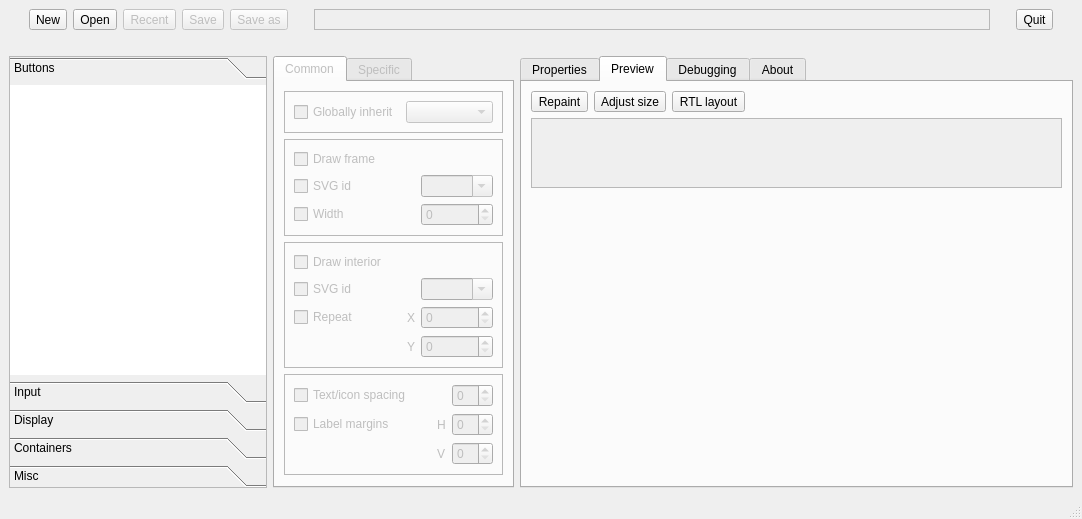
The window that experimental/themebuilder/ThemeBuilderUIBase.ui (DexterMagnific/QSvgStyle) describes before a commit, drawn with Qt 5.
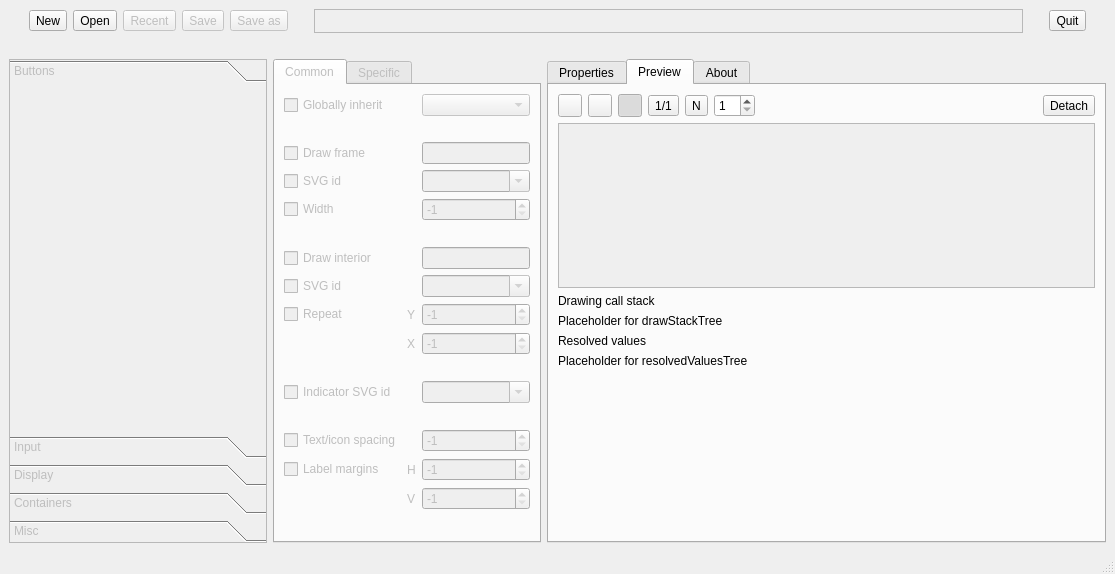
The same window after the commit. The open tabs and pages were chosen to show the change. Icons and pictures are not drawn.

Commit message: * More work on new ThemeBuilder app   - UI polishing and automation   - Preview for widgets

What changed in the file:
```diff
--- a/experimental/themebuilder/ThemeBuilderUIBase.ui
+++ b/experimental/themebuilder/ThemeBuilderUIBase.ui
@@ -6,8 +6,8 @@
    <rect>
     <x>0</x>
     <y>0</y>
-    <width>1082</width>
-    <height>505</height>
+    <width>1115</width>
+    <height>574</height>
    </rect>
   </property>
   <property name="windowTitle">
@@ -106,40 +106,33 @@
        <attribute name="title">
         <string>Preview</string>
        </attribute>
-       <layout class="QGridLayout" name="gridLayout_15">
+       <layout class="QGridLayout" name="previewLayout">
+        <item row="5" column="0">
+         <widget class="QLabel" name="placeholder2">
+          <property name="text">
+           <string>Placeholder for resolvedValuesTree</string>
+          </property>
+         </widget>
+        </item>
+        <item row="6" column="0">
+         <spacer name="verticalSpacer_3">
+          <property name="orientation">
+           <enum>Qt::Vertical</enum>
+          </property>
+          <property name="sizeHint" stdset="0">
+           <size>
+            <width>20</width>
+            <height>0</height>
+           </size>
+          </property>
+         </spacer>
+        </item>
         <item row="0" column="0">
-         <layout class="QGridLayout" name="gridLayout_3">
+         <layout class="QGridLayout" name="gridLayout_8">
           <item row="0" column="1">
-           <widget class="QToolButton" name="sizeAdjBtn">
-            <property name="text">
-             <string>Adjust size</string>
-            </property>
-            <property name="icon">
-             <iconset resource="ThemeBuilderUIBase.qrc">
-              <normaloff>:/icon/pixmaps/adjustsize.png</normaloff>:/icon/pixmaps/adjustsize.png</iconset>
-            </property>
-            <property name="toolButtonStyle">
-             <enum>Qt::ToolButtonTextBesideIcon</enum>
-            </property>
-           </widget>
-          </item>
-          <item row="0" column="3">
-           <spacer name="horizontalSpacer_8">
-            <property name="orientation">
-             <enum>Qt::Horizontal</enum>
-            </property>
-            <property name="sizeHint" stdset="0">
-             <size>
-              <width>0</width>
-              <height>20</height>
-             </size>
-            </property>
-           </spacer>
-          </item>
-          <item row="0" column="2">
            <widget class="QToolButton" name="rtlBtn">
-            <property name="text">
-             <string>RTL layout</string>
+            <property name="toolTip">
+             <string>Right to left layout</string>
             </property>
             <property name="icon">
              <iconset resource="ThemeBuilderUIBase.qrc">
@@ -153,117 +146,30 @@
             </property>
            </widget>
           </item>
+          <item row="0" column="8">
+           <spacer name="horizontalSpacer_12">
+            <property name="orientation">
+             <enum>Qt::Horizontal</enum>
+            </property>
+            <property name="sizeType">
+             <enum>QSizePolicy::MinimumExpanding</enum>
+            </property>
+            <property name="sizeHint" stdset="0">
+             <size>
+              <width>20</width>
+              <height>20</height>
+             </size>
+            </property>
+           </spacer>
+          </item>
           <item row="0" column="0">
            <widget class="QToolButton" name="repaintBtn">
-            <property name="text">
+            <property name="toolTip">
              <string>Repaint</string>
             </property>
             <property name="icon">
              <iconset resource="ThemeBuilderUIBase.qrc">
               <normaloff>:/icon/pixmaps/insertimage.png</normaloff>:/icon/pixmaps/insertimage.png</iconset>
-            </property>
-            <property name="toolButtonStyle">
-             <enum>Qt::ToolButtonTextBesideIcon</enum>
-            </property>
-           </widget>
-          </item>
-         </layout>
-        </item>
-        <item row="1" column="0">
-         <widget class="QSplitter" name="splitter_2">
-          <property name="enabled">
-           <bool>true</bool>
-          </property>
-          <property name="orientation">
-           <enum>Qt::Horizontal</enum>
-          </property>
-          <widget class="QScrollArea" name="previewArea">
-           <property name="widgetResizable">
-            <bool>true</bool>
-           </property>
-           <property name="alignment">
-            <set>Qt::AlignCenter</set>
-           </property>
-           <widget class="QWidget" name="scrollAreaWidgetContents">
-            <property name="geometry">
-             <rect>
-              <x>0</x>
-              <y>0</y>
-              <width>518</width>
-              <height>61</height>
-             </rect>
-            </property>
-           </widget>
-          </widget>
-         </widget>
-        </item>
-        <item row="2" column="0">
-         <spacer name="verticalSpacer">
-          <property name="orientation">
-           <enum>Qt::Vertical</enum>
-          </property>
-          <property name="sizeHint" stdset="0">
-           <size>
-            <width>20</width>
-            <height>0</height>
-           </size>
-          </property>
-         </spacer>
-        </item>
-       </layout>
-      </widget>
-      <widget class="QWidget" name="dbgTab">
-       <attribute name="icon">
-        <iconset resource="ThemeBuilderUIBase.qrc">
-         <normaloff>:/icon/pixmaps/debug.png</normaloff>:/icon/pixmaps/debug.png</iconset>
-       </attribute>
-       <attribute name="title">
-        <string>Debugging</string>
-       </attribute>
-       <layout class="QGridLayout" name="dbgLayout">
-        <item row="5" column="0">
-         <widget class="QLabel" name="placeholder2">
-          <property name="text">
-           <string>Placeholder</string>
-          </property>
-         </widget>
-        </item>
-        <item row="0" column="0">
-         <layout class="QGridLayout" name="gridLayout_5">
-          <item row="0" column="5">
-           <spacer name="horizontalSpacer_9">
-            <property name="orientation">
-             <enum>Qt::Horizontal</enum>
-            </property>
-            <property name="sizeHint" stdset="0">
-             <size>
-              <width>40</width>
-              <height>20</height>
-             </size>
-            </property>
-           </spacer>
-          </item>
-          <item row="0" column="1">
-           <widget class="QToolButton" name="repaintDbgBtn">
-            <property name="text">
-             <string>Repaint</string>
-            </property>
-            <property name="icon">
-             <iconset resource="ThemeBuilderUIBase.qrc">
-              <normaloff>:/icon/pixmaps/insertimage.png</normaloff>:/icon/pixmaps/insertimage.png</iconset>
-            </property>
-            <property name="toolButtonStyle">
-             <enum>Qt::ToolButtonTextBesideIcon</enum>
-            </property>
-           </widget>
-          </item>
-          <item row="0" column="3">
-           <widget class="QToolButton" name="drawStackBtn">
-            <property name="text">
-             <string>Draw stack</string>
-            </property>
-            <property name="checkable">
-             <bool>true</bool>
             </property>
             <property name="toolButtonStyle">
              <enum>Qt::ToolButtonTextBesideIcon</enum>
@@ -271,12 +177,57 @@
            </widget>
           </item>
           <item row="0" column="4">
-           <widget class="QToolButton" name="resolvedValuesBtn">
+           <widget class="QToolButton" name="drawModeBtn">
+            <property name="toolTip">
+             <string>(N)ormal, (W)ireframe, (O)verdraw modes</string>
+            </property>
             <property name="text">
-             <string>Resolved values</string>
+             <string>N</string>
             </property>
-            <property name="checkable">
-             <bool>true</bool>
+            <property name="icon">
+             <iconset resource="ThemeBuilderUIBase.qrc">
+              <normaloff>:/icon/pixmaps/debug.png</normaloff>:/icon/pixmaps/debug.png</iconset>
+            </property>
+            <property name="toolButtonStyle">
+             <enum>Qt::ToolButtonTextBesideIcon</enum>
+            </property>
+           </widget>
+          </item>
+          <item row="0" column="6">
+           <widget class="QSpinBox" name="fontSizeSpin">
+            <property name="toolTip">
+             <string>Font size</string>
+            </property>
+            <property name="minimum">
+             <number>1</number>
+            </property>
+           </widget>
+          </item>
+          <item row="0" column="10">
+           <widget class="QToolButton" name="detachBtn">
+            <property name="text">
+             <string>Detach</string>
+            </property>
+            <property name="icon">
+             <iconset resource="ThemeBuilderUIBase.qrc">
+              <normaloff>:/icon/pixmaps/widget.png</normaloff>:/icon/pixmaps/widget.png</iconset>
+            </property>
+            <property name="toolButtonStyle">
+             <enum>Qt::ToolButtonTextBesideIcon</enum>
+            </property>
+           </widget>
+          </item>
+          <item row="0" column="3">
+           <widget class="QToolButton" name="previewVariantBtn">
+            <property name="toolTip">
+             <string>Preview variant</string>
+            </property>
+            <property name="text">
+             <string>1/1</string>
+            </property>
+            <property name="icon">
+             <iconset resource="ThemeBuilderUIBase.qrc">
+              <normaloff>:/icon/pixmaps/widgetstack.png</normaloff>:/icon/pixmaps/widgetstack.png</iconset>
             </property>
             <property name="toolButtonStyle">
              <enum>Qt::ToolButtonTextBesideIcon</enum>
@@ -284,9 +235,19 @@
            </widget>
           </item>
           <item row="0" column="2">
-           <widget class="QToolButton" name="overDrawBtn">
-            <property name="text">
-             <string>Overdraw mode</string>
+           <widget class="QToolButton" name="enableBtn">
+            <property name="toolTip">
+             <string>Enable/Disable</string>
+            </property>
+            <property name="icon">
+             <iconset resource="ThemeBuilderUIBase.qrc">
+              <normaloff>:/icon/pixmaps/checkbox.png</normaloff>:/icon/pixmaps/checkbox.png</iconset>
+            </property>
+            <property name="checkable">
+             <bool>true</bool>
+            </property>
+            <property name="checked">
+             <bool>true</bool>
             </property>
             <property name="toolButtonStyle">
              <enum>Qt::ToolButtonTextBesideIcon</enum>
@@ -295,8 +256,29 @@
           </item>
          </layout>
         </item>
+        <item row="3" column="0">
+         <widget class="QLabel" name="placeholder1">
+          <property name="text">
+           <string>Placeholder for drawStackTree</string>
+          </property>
+         </widget>
+        </item>
+        <item row="2" column="0">
+         <widget class="QLabel" name="drawStackLbl">
+          <property name="text">
+           <string>Drawing call stack</string>
+          </property>
+         </widget>
+        </item>
+        <item row="4" column="0">
+         <widget class="QLabel" name="resolvedValuesLbl">
+          <property name="text">
+           <string>Resolved values</string>
+          </property>
+         </widget>
+        </item>
         <item row="1" column="0">
-         <widget class="QScrollArea" name="dbgPreviewArea">
+         <widget class="QScrollArea" name="previewArea">
           <property name="widgetResizable">
            <bool>true</bool>
           </property>
@@ -309,46 +291,12 @@
              <x>0</x>
              <y>0</y>
              <width>518</width>
-             <height>116</height>
+             <height>150</height>
             </rect>
            </property>
           </widget>
          </widget>
         </item>
-        <item row="2" column="0">
-         <widget class="QLabel" name="drawStackLbl">
-          <property name="text">
-           <string>Drawing call stack</string>
-          </property>
-         </widget>
-        </item>
-        <item row="4" column="0">
-         <widget class="QLabel" name="resolvedValuesLbl">
-          <property name="text">
-           <string>Resolved values</string>
-          </property>
-         </widget>
-        </item>
-        <item row="6" column="0">
-         <spacer name="verticalSpacer_3">
-          <property name="orientation">
-           <enum>Qt::Vertical</enum>
-          </property>
-          <property name="sizeHint" stdset="0">
-           <size>
-            <width>20</width>
-            <height>0</height>
-           </size>
-          </property>
-         </spacer>
-        </item>
-        <item row="3" column="0">
-         <widget class="QLabel" name="placeholder1">
-          <property name="text">
-           <string>Placeholder</string>
-          </property>
-         </widget>
-        </item>
        </layout>
       </widget>
       <widget class="QWidget" name="tab">
@@ -459,378 +407,11 @@
       </widget>
      </widget>
     </item>
-    <item row="2" column="1">
-     <widget class="QTabWidget" name="tabWidget">
-      <property name="enabled">
-       <bool>false</bool>
-      </property>
-      <property name="sizePolicy">
-       <sizepolicy hsizetype="Fixed" vsizetype="Expanding">
-        <horstretch>0</horstretch>
-        <verstretch>0</verstretch>
-       </sizepolicy>
-      </property>
-      <property name="currentIndex">
-       <number>0</number>
-      </property>
-      <widget class="QWidget" name="commonPage">
-       <attribute name="icon">
-        <iconset resource="ThemeBuilderUIBase.qrc">
-         <normaloff>:/icon/pixmaps/color.png</normaloff>:/icon/pixmaps/color.png</iconset>
-       </attribute>
-       <attribute name="title">
-        <string>Common</string>
-       </attribute>
-       <layout class="QGridLayout" name="gridLayout_14">
-        <item row="4" column="0">
-         <spacer name="verticalSpacer_4">
-          <property name="orientation">
-           <enum>Qt::Vertical</enum>
-          </property>
-          <property name="sizeHint" stdset="0">
-           <size>
-            <width>20</width>
-            <height>0</height>
-           </size>
-          </property>
-         </spacer>
-        </item>
-        <item row="0" column="0">
-         <widget class="QFrame" name="frame">
-          <property name="sizePolicy">
-           <sizepolicy hsizetype="Minimum" vsizetype="Preferred">
-            <horstretch>0</horstretch>
-            <verstretch>0</verstretch>
-           </sizepolicy>
-          </property>
-          <property name="frameShape">
-           <enum>QFrame::StyledPanel</enum>
-          </property>
-          <property name="frameShadow">
-           <enum>QFrame::Sunken</enum>
-          </property>
-          <layout class="QGridLayout" name="gridLayout_17">
-           <item row="0" column="0">
-            <widget class="QCheckBox" name="inheritCb">
-             <property name="text">
-              <string>Globally inherit</string>
-             </property>
-            </widget>
-           </item>
-           <item row="0" column="1">
-            <widget class="QComboBox" name="inheritCombo">
-             <property name="sizePolicy">
-              <sizepolicy hsizetype="Minimum" vsizetype="Fixed">
-               <horstretch>0</horstretch>
-               <verstretch>0</verstretch>
-              </sizepolicy>
-             </property>
-            </widget>
-           </item>
-          </layout>
-         </widget>
-        </item>
-        <item row="3" column="0">
-         <widget class="QFrame" name="frame_2">
-          <property name="sizePolicy">
-           <sizepolicy hsizetype="Minimum" vsizetype="Preferred">
-            <horstretch>0</horstretch>
-            <verstretch>0</verstretch>
-           </sizepolicy>
-          </property>
-          <property name="frameShape">
-           <enum>QFrame::StyledPanel</enum>
-          </property>
-          <property name="frameShadow">
-           <enum>QFrame::Sunken</enum>
-          </property>
-          <layout class="QGridLayout" name="gridLayout_12">
-           <item row="1" column="0">
-            <widget class="QCheckBox" name="labelMarginCb">
-             <property name="text">
-              <string>Label margins</string>
-             </property>
-             <property name="tristate">
-              <bool>true</bool>
-             </property>
-            </widget>
-           </item>
-           <item row="1" column="2">
-            <widget class="QLabel" name="label">
-             <property name="sizePolicy">
-              <sizepolicy hsizetype="Maximum" vsizetype="Preferred">
-               <horstretch>0</horstretch>
-               <verstretch>0</verstretch>
-              </sizepolicy>
-             </property>
-             <property name="text">
-              <string>H</string>
-             </property>
-            </widget>
-           </item>
-           <item row="1" column="3">
-            <widget class="QSpinBox" name="labelMarginHSpin"/>
-           </item>
-           <item row="2" column="2">
-            <widget class="QLabel" name="label_2">
-             <property name="sizePolicy">
-              <sizepolicy hsizetype="Maximum" vsizetype="Preferred">
-               <horstretch>0</horstretch>
-               <verstretch>0</verstretch>
-              </sizepolicy>
-             </property>
-             <property name="text">
-              <string>V</string>
-             </property>
-            </widget>
-           </item>
-           <item row="2" column="3">
-            <widget class="QSpinBox" name="labelMarginVSpin"/>
-           </item>
-           <item row="0" column="0">
-            <widget class="QCheckBox" name="labelSpacingCb">
-             <property name="text">
-              <string>Text/icon spacing</string>
-             </property>
-             <property name="tristate">
-              <bool>true</bool>
-             </property>
-            </widget>
-           </item>
-           <item row="0" column="3">
-            <widget class="QSpinBox" name="labelSpacingSpin"/>
-           </item>
-           <item row="0" column="1" rowspan="3">
-            <spacer name="horizontalSpacer_5">
-             <property name="orientation">
-              <enum>Qt::Horizontal</enum>
-             </property>
-             <property name="sizeType">
-              <enum>QSizePolicy::Fixed</enum>
-             </property>
-             <property name="sizeHint" stdset="0">
-              <size>
-               <width>20</width>
-               <height>20</height>
-              </size>
-             </property>
-            </spacer>
-           </item>
-          </layout>
-         </widget>
-        </item>
-        <item row="1" column="0">
-         <widget class="QFrame" name="frame_3">
-          <property name="sizePolicy">
-           <sizepolicy hsizetype="Minimum" vsizetype="Preferred">
-            <horstretch>0</horstretch>
-            <verstretch>0</verstretch>
-           </sizepolicy>
-          </property>
-          <property name="frameShape">
-           <enum>QFrame::StyledPanel</enum>
-          </property>
-          <property name="frameShadow">
-           <enum>QFrame::Sunken</enum>
-          </property>
-          <layout class="QGridLayout" name="gridLayout_7">
-           <item row="2" column="2">
-            <widget class="QSpinBox" name="frameWidthSpin"/>
-           </item>
-           <item row="1" column="0">
-            <widget class="QCheckBox" name="frameIdCb">
-             <property name="text">
-              <string>SVG id</string>
-             </property>
-             <property name="tristate">
-              <bool>true</bool>
-             </property>
-            </widget>
-           </item>
-           <item row="1" column="2">
-            <widget class="QComboBox" name="frameIdCombo">
-             <property name="sizePolicy">
-              <sizepolicy hsizetype="Minimum" vsizetype="Fixed">
-               <horstretch>0</horstretch>
-               <verstretch>0</verstretch>
-              </sizepolicy>
-             </property>
-             <property name="editable">
-              <bool>true</bool>
-             </property>
-            </widget>
-           </item>
-           <item row="0" column="0" colspan="3">
-            <widget class="QCheckBox" name="frameCb">
-             <property name="text">
-              <string>Draw frame</string>
-             </property>
-             <property name="icon">
-              <iconset resource="ThemeBuilderUIBase.qrc">
-               <normaloff>:/icon/pixmaps/frame.png</normaloff>:/icon/pixmaps/frame.png</iconset>
-             </property>
-             <property name="tristate">
-              <bool>true</bool>
-             </property>
-            </widget>
-           </item>
-           <item row="2" column="0">
-            <widget class="QCheckBox" name="fameWidthCb">
-             <property name="text">
-              <string>Width</string>
-             </property>
-             <property name="tristate">
-              <bool>true</bool>
-             </property>
-            </widget>
-           </item>
-           <item row="1" column="1" rowspan="2">
-            <spacer name="horizontalSpacer_4">
-             <property name="orientation">
-              <enum>Qt::Horizontal</enum>
-             </property>
-             <property name="sizeType">
-              <enum>QSizePolicy::Fixed</enum>
-             </property>
-             <property name="sizeHint" stdset="0">
-              <size>
-               <width>20</width>
-               <height>20</height>
-              </size>
-             </property>
-            </spacer>
-           </item>
-          </layout>
-         </widget>
-        </item>
-        <item row="2" column="0">
-         <widget class="QFrame" name="frame_5">
-          <property name="sizePolicy">
-           <sizepolicy hsizetype="Minimum" vsizetype="Preferred">
-            <horstretch>0</horstretch>
-            <verstretch>0</verstretch>
-           </sizepolicy>
-          </property>
-          <property name="frameShape">
-           <enum>QFrame::StyledPanel</enum>
-          </property>
-          <property name="frameShadow">
-           <enum>QFrame::Sunken</enum>
-          </property>
-          <layout class="QGridLayout" name="gridLayout_8">
-           <item row="2" column="3">
-            <widget class="QSpinBox" name="interiorRepeatXSpin"/>
-           </item>
-           <item row="2" column="2">
-            <widget class="QLabel" name="label_6">
-             <property name="sizePolicy">
-              <sizepolicy hsizetype="Maximum" vsizetype="Preferred">
-               <horstretch>0</horstretch>
-               <verstretch>0</verstretch>
-              </sizepolicy>
-             </property>
-             <property name="text">
-              <string>X</string>
-             </property>
-            </widget>
-           </item>
-           <item row="3" column="2">
-            <widget class="QLabel" name="label_12">
-             <property name="sizePolicy">
-              <sizepolicy hsizetype="Maximum" vsizetype="Preferred">
-               <horstretch>0</horstretch>
-               <verstretch>0</verstretch>
-              </sizepolicy>
-             </property>
-             <property name="text">
-              <string>Y</string>
-             </property>
-            </widget>
-           </item>
-           <item row="3" column="3">
-            <widget class="QSpinBox" name="interiorRepeatYSpin"/>
-           </item>
-           <item row="2" column="0">
-            <widget class="QCheckBox" name="interiorRepeatCb">
-             <property name="text">
-              <string>Repeat</string>
-             </property>
-             <property name="tristate">
-              <bool>true</bool>
-             </property>
-            </widget>
-           </item>
-           <item row="0" column="0" colspan="4">
-            <widget class="QCheckBox" name="interiorCb">
-             <property name="text">
-              <string>Draw interior</string>
-             </property>
-             <property name="icon">
-              <iconset resource="ThemeBuilderUIBase.qrc">
-               <normaloff>:/icon/pixmaps/widget.png</normaloff>:/icon/pixmaps/widget.png</iconset>
-             </property>
-             <property name="tristate">
-              <bool>true</bool>
-             </property>
-            </widget>
-           </item>
-           <item row="1" column="0">
-            <widget class="QCheckBox" name="interiorIdCb">
-             <property name="text">
-              <string>SVG id</string>
-             </property>
-             <property name="tristate">
-              <bool>true</bool>
-             </property>
-            </widget>
-           </item>
-           <item row="1" column="3">
-            <widget class="QComboBox" name="interiorIdCombo">
-             <property name="sizePolicy">
-              <sizepolicy hsizetype="Minimum" vsizetype="Fixed">
-               <horstretch>0</horstretch>
-               <verstretch>0</verstretch>
-              </sizepolicy>
-             </property>
-             <property name="editable">
-              <bool>true</bool>
-             </property>
-            </widget>
-           </item>
-           <item row="1" column="1" rowspan="3">
-            <spacer name="horizontalSpacer_3">
-             <property name="orientation">
-              <enum>Qt::Horizontal</enum>
-             </property>
-             <property name="sizeType">
-              <enum>QSizePolicy::Fixed</enum>
-             </property>
-             <property name="sizeHint" stdset="0">
-              <size>
-               <width>20</width>
-               <height>20</height>
-              </size>
-             </property>
-            </spacer>
-           </item>
-          </layout>
-         </widget>
-        </item>
-       </layout>
-      </widget>
-      <widget class="QWidget" name="specificPage">
-       <attribute name="icon">
-        <iconset resource="ThemeBuilderUIBase.qrc">
-         <normaloff>:/icon/pixmaps/hslider.png</normaloff>:/icon/pixmaps/hslider.png</iconset>
-       </attribute>
-       <attribute name="title">
-        <string>Specific</string>
-       </attribute>
-      </widget>
-     </widget>
-    </item>
     <item row="2" column="0">
      <widget class="QToolBox" name="toolBox">
+      <property name="enabled">
+       <bool>false</bool>
+      </property>
       <property name="sizePolicy">
        <sizepolicy hsizetype="Fixed" vsizetype="Preferred">
         <horstretch>0</horstretch>
@@ -852,7 +433,7 @@
          <x>0</x>
          <y>0</y>
          <width>256</width>
-         <height>251</height>
+         <height>320</height>
         </rect>
        </property>
        <attribute name="label">
@@ -990,9 +571,6 @@
     </item>
     <item row="0" column="0" colspan="3">
      <layout class="QGridLayout" name="gridLayout_4">
-      <property name="verticalSpacing">
-       <number>1</number>
-      </property>
       <item row="0" column="6">
        <widget class="QToolButton" name="saveBtn">
         <property name="enabled">
@@ -1115,6 +693,7 @@
         </property>
         <property name="font">
          <font>
+          <pointsize>14</pointsize>
           <weight>75</weight>
           <bold>true</bold>
          </font>
@@ -1199,6 +778,414 @@
       </property>
      </spacer>
     </item>
+    <item row="2" column="1">
+     <widget class="QTabWidget" name="tabWidget">
+      <property name="enabled">
+       <bool>false</bool>
+      </property>
+      <property name="sizePolicy">
+       <sizepolicy hsizetype="Fixed" vsizetype="Expanding">
+        <horstretch>0</horstretch>
+        <verstretch>0</verstretch>
+       </sizepolicy>
+      </property>
+      <property name="currentIndex">
+       <number>0</number>
+      </property>
+      <widget class="QWidget" name="commonPage">
+       <attribute name="icon">
+        <iconset resource="ThemeBuilderUIBase.qrc">
+         <normaloff>:/icon/pixmaps/color.png</normaloff>:/icon/pixmaps/color.png</iconset>
+       </attribute>
+       <attribute name="title">
+        <string>Common</string>
+       </attribute>
+       <layout class="QGridLayout" name="gridLayout_7">
+        <item row="14" column="2">
+         <widget class="QSpinBox" name="interiorRepeatXSpin">
+          <property name="specialValueText">
+           <string>&lt;inherit&gt;</string>
+          </property>
+          <property name="minimum">
+           <number>-1</number>
+          </property>
+          <property name="value">
+           <number>-1</number>
+          </property>
+         </widget>
+        </item>
+        <item row="17" column="0" colspan="3">
+         <spacer name="verticalSpacer_10">
+          <property name="orientation">
+           <enum>Qt::Vertical</enum>
+          </property>
+          <property name="sizeType">
+           <enum>QSizePolicy::Fixed</enum>
+          </property>
+          <property name="sizeHint" stdset="0">
+           <size>
+            <width>20</width>
+            <height>20</height>
+           </size>
+          </property>
+         </spacer>
+        </item>
+        <item row="7" column="2">
+         <widget class="QLineEdit" name="interiorEdit"/>
+        </item>
+        <item row="26" column="0" colspan="3">
+         <spacer name="verticalSpacer_4">
+          <property name="orientation">
+           <enum>Qt::Vertical</enum>
+          </property>
+          <property name="sizeHint" stdset="0">
+           <size>
+            <width>20</width>
+            <height>0</height>
+           </size>
+          </property>
+         </spacer>
+        </item>
+        <item row="18" column="2">
+         <widget class="QComboBox" name="indicatorIdCombo">
+          <property name="sizePolicy">
+           <sizepolicy hsizetype="Minimum" vsizetype="Fixed">
+            <horstretch>0</horstretch>
+            <verstretch>0</verstretch>
+           </sizepolicy>
+          </property>
+          <property name="editable">
+           <bool>true</bool>
+          </property>
+          <property name="insertPolicy">
+           <enum>QComboBox::InsertAlphabetically</enum>
+          </property>
+         </widget>
+        </item>
+        <item row="7" column="0">
+         <widget class="QCheckBox" name="interiorCb">
+          <property name="text">
+           <string>Draw interior</string>
+          </property>
+          <property name="tristate">
+           <bool>true</bool>
+          </property>
+         </widget>
+        </item>
+        <item row="1" column="2">
+         <widget class="QComboBox" name="inheritCombo">
+          <property name="sizePolicy">
+           <sizepolicy hsizetype="Minimum" vsizetype="Fixed">
+            <horstretch>0</horstretch>
+            <verstretch>0</verstretch>
+           </sizepolicy>
+          </property>
+         </widget>
+        </item>
+        <item row="2" column="0" colspan="3">
+         <spacer name="verticalSpacer_8">
+          <property name="orientation">
+           <enum>Qt::Vertical</enum>
+          </property>
+          <property name="sizeType">
+           <enum>QSizePolicy::Fixed</enum>
+          </property>
+          <property name="sizeHint" stdset="0">
+           <size>
+            <width>20</width>
+            <height>20</height>
+           </size>
+          </property>
+         </spacer>
+        </item>
+        <item row="21" column="0">
+         <widget class="QCheckBox" name="labelMarginCb">
+          <property name="text">
+           <string>Label margins</string>
+          </property>
+          <property name="tristate">
+           <bool>true</bool>
+          </property>
+         </widget>
+        </item>
+        <item row="11" column="1">
+         <widget class="QLabel" name="label_12">
+          <property name="sizePolicy">
+           <sizepolicy hsizetype="Maximum" vsizetype="Preferred">
+            <horstretch>0</horstretch>
+            <verstretch>0</verstretch>
+           </sizepolicy>
+          </property>
+          <property name="text">
+           <string>Y</string>
+          </property>
+         </widget>
+        </item>
+        <item row="5" column="2">
+         <widget class="QSpinBox" name="frameWidthSpin">
+          <property name="specialValueText">
+           <string>&lt;inherit&gt;</string>
+          </property>
+          <property name="minimum">
+           <number>-1</number>
+          </property>
+          <property name="value">
+           <number>-1</number>
+          </property>
+         </widget>
+        </item>
+        <item row="24" column="1">
+         <widget class="QLabel" name="label_2">
+          <property name="sizePolicy">
+           <sizepolicy hsizetype="Maximum" vsizetype="Preferred">
+            <horstretch>0</horstretch>
+            <verstretch>0</verstretch>
+           </sizepolicy>
+          </property>
+          <property name="text">
+           <string>V</string>
+          </property>
+         </widget>
+        </item>
+        <item row="14" column="1">
+         <widget class="QLabel" name="label_6">
+          <property name="sizePolicy">
+           <sizepolicy hsizetype="Maximum" vsizetype="Preferred">
+            <horstretch>0</horstretch>
+            <verstretch>0</verstretch>
+           </sizepolicy>
+          </property>
+          <property name="text">
+           <string>X</string>
+          </property>
+         </widget>
+        </item>
+        <item row="4" column="2">
+         <widget class="QComboBox" name="frameIdCombo">
+          <property name="sizePolicy">
+           <sizepolicy hsizetype="Minimum" vsizetype="Fixed">
+            <horstretch>0</horstretch>
+            <verstretch>0</verstretch>
+           </sizepolicy>
+          </property>
+          <property name="editable">
+           <bool>true</bool>
+          </property>
+          <property name="insertPolicy">
+           <enum>QComboBox::InsertAlphabetically</enum>
+          </property>
+         </widget>
+        </item>
+        <item row="3" column="2">
+         <widget class="QLineEdit" name="frameEdit">
+          <property name="readOnly">
+           <bool>true</bool>
+          </property>
+         </widget>
+        </item>
+        <item row="1" column="0">
+         <widget class="QCheckBox" name="inheritCb">
+          <property name="text">
+           <string>Globally inherit</string>
+          </property>
+         </widget>
+        </item>
+        <item row="20" column="0">
+         <widget class="QCheckBox" name="labelSpacingCb">
+          <property name="text">
+           <string>Text/icon spacing</string>
+          </property>
+          <property name="tristate">
+           <bool>true</bool>
+          </property>
+         </widget>
+        </item>
+        <item row="21" column="1">
+         <widget class="QLabel" name="label">
+          <property name="sizePolicy">
+           <sizepolicy hsizetype="Maximum" vsizetype="Preferred">
+            <horstretch>0</horstretch>
+            <verstretch>0</verstretch>
+           </sizepolicy>
+          </property>
+          <property name="text">
+           <string>H</string>
+          </property>
+         </widget>
+        </item>
+        <item row="11" column="2">
+         <widget class="QSpinBox" name="interiorRepeatYSpin">
+          <property name="specialValueText">
+           <string>&lt;inherit&gt;</string>
+          </property>
+          <property name="minimum">
+           <number>-1</number>
+          </property>
+          <property name="value">
+           <number>-1</number>
+          </property>
+         </widget>
+        </item>
+        <item row="3" column="0">
+         <widget class="QCheckBox" name="frameCb">
+          <property name="text">
+           <string>Draw frame</string>
+          </property>
+          <property name="tristate">
+           <bool>true</bool>
+          </property>
+         </widget>
+        </item>
+        <item row="5" column="0">
+         <widget class="QCheckBox" name="frameWidthCb">
+          <property name="text">
+           <string>Width</string>
+          </property>
+          <property name="tristate">
+           <bool>true</bool>
+          </property>
+         </widget>
+        </item>
+        <item row="8" column="0">
+         <widget class="QCheckBox" name="interiorIdCb">
+          <property name="text">
+           <string>SVG id</string>
+          </property>
+          <property name="tristate">
+           <bool>true</bool>
+          </property>
+         </widget>
+        </item>
+        <item row="8" column="2">
+         <widget class="QComboBox" name="interiorIdCombo">
+          <property name="sizePolicy">
+           <sizepolicy hsizetype="Minimum" vsizetype="Fixed">
+            <horstretch>0</horstretch>
+            <verstretch>0</verstretch>
+           </sizepolicy>
+          </property>
+          <property name="editable">
+           <bool>true</bool>
+          </property>
+          <property name="insertPolicy">
+           <enum>QComboBox::InsertAlphabetically</enum>
+          </property>
+         </widget>
+        </item>
+        <item row="21" column="2">
+         <widget class="QSpinBox" name="labelMarginVSpin">
+          <property name="specialValueText">
+           <string>&lt;inherit&gt;</string>
+          </property>
+          <property name="minimum">
+           <number>-1</number>
+          </property>
+          <property name="value">
+           <number>-1</number>
+          </property>
+         </widget>
+        </item>
+        <item row="20" column="2">
+         <widget class="QSpinBox" name="labelSpacingSpin">
+          <property name="specialValueText">
+           <string>&lt;inherit&gt;</string>
+          </property>
+          <property name="minimum">
+           <number>-1</number>
+          </property>
+          <property name="value">
+           <number>-1</number>
+          </property>
+         </widget>
+        </item>
+        <item row="24" column="2">
+         <widget class="QSpinBox" name="labelMarginHSpin">
+          <property name="specialValueText">
+           <string>&lt;inherit&gt;</string>
+          </property>
+          <property name="minimum">
+           <number>-1</number>
+          </property>
+          <property name="value">
+           <number>-1</number>
+          </property>
+         </widget>
+        </item>
+        <item row="11" column="0">
+         <widget class="QCheckBox" name="interiorRepeatCb">
+          <property name="text">
+           <string>Repeat</string>
+          </property>
+          <property name="tristate">
+           <bool>true</bool>
+          </property>
+         </widget>
+        </item>
+        <item row="6" column="0" colspan="3">
+         <spacer name="verticalSpacer_9">
+          <property name="orientation">
+           <enum>Qt::Vertical</enum>
+          </property>
+          <property name="sizeType">
+           <enum>QSizePolicy::Fixed</enum>
+          </property>
+          <property name="sizeHint" stdset="0">
+           <size>
+            <width>20</width>
+            <height>20</height>
+           </size>
+          </property>
+         </spacer>
+        </item>
+        <item row="18" column="0">
+         <widget class="QCheckBox" name="indicatorIdCb">
+          <property name="text">
+           <string>Indicator SVG id</string>
+          </property>
+          <property name="tristate">
+           <bool>true</bool>
+          </property>
+         </widget>
+        </item>
+        <item row="4" column="0">
+         <widget class="QCheckBox" name="frameIdCb">
+          <property name="text">
+           <string>SVG id</string>
+          </property>
+          <property name="tristate">
+           <bool>true</bool>
+          </property>
+         </widget>
+        </item>
+        <item row="19" column="0" colspan="3">
+         <spacer name="verticalSpacer_11">
+          <property name="orientation">
+           <enum>Qt::Vertical</enum>
+          </property>
+          <property name="sizeType">
+           <enum>QSizePolicy::Fixed</enum>
+          </property>
+          <property name="sizeHint" stdset="0">
+           <size>
+            <width>20</width>
+            <height>20</height>
+           </size>
+          </property>
+         </spacer>
+        </item>
+       </layout>
+      </widget>
+      <widget class="QWidget" name="specificPage">
+       <attribute name="icon">
+        <iconset resource="ThemeBuilderUIBase.qrc">
+         <normaloff>:/icon/pixmaps/hslider.png</normaloff>:/icon/pixmaps/hslider.png</iconset>
+       </attribute>
+       <attribute name="title">
+        <string>Specific</string>
+       </attribute>
+      </widget>
+     </widget>
+    </item>
    </layout>
   </widget>
   <widget class="QStatusBar" name="statusbar"/>
```
Left out of the diff: 50 changed lines with no effect on the pictures. The commit also changes 17 other files.
